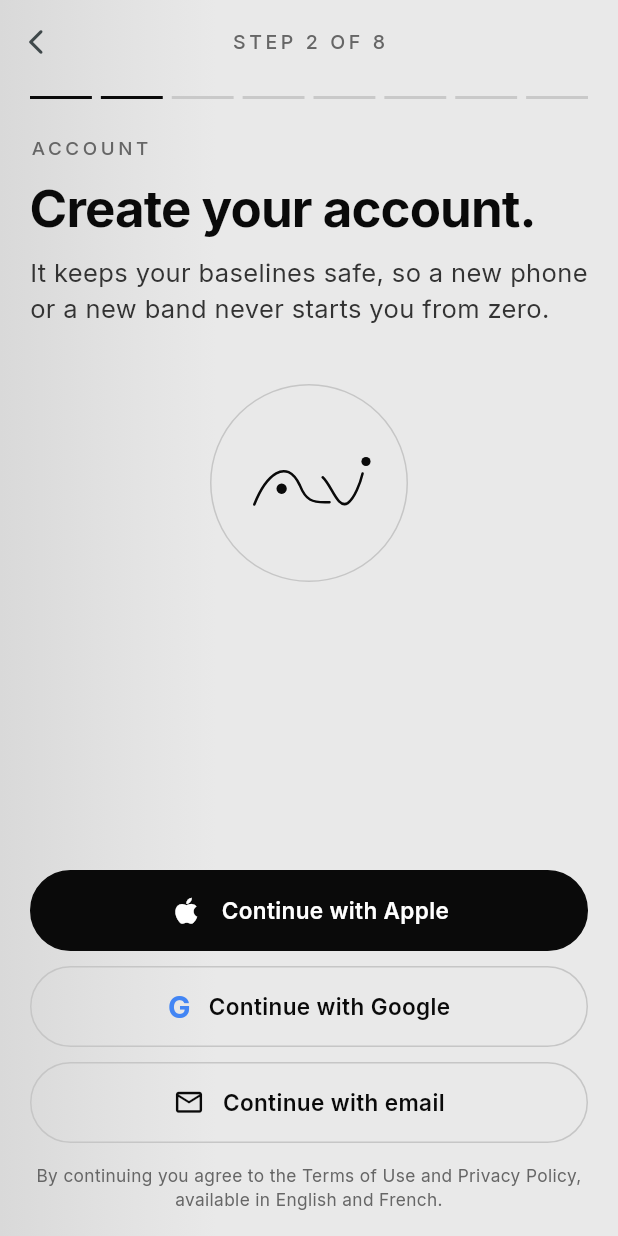
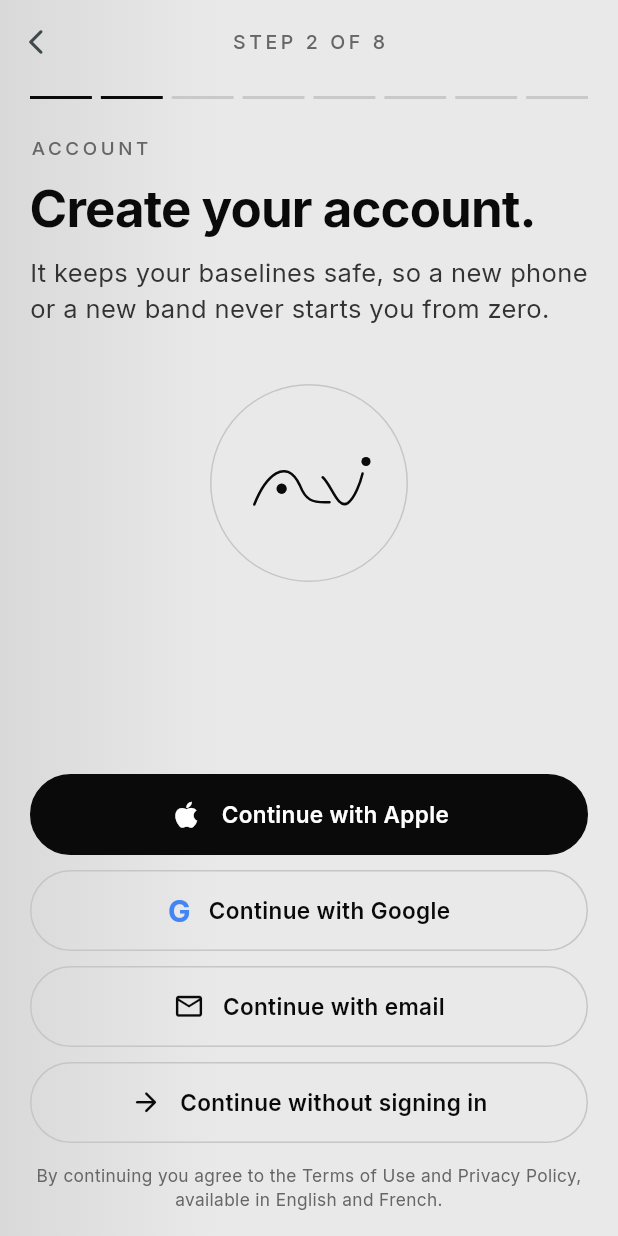
Before and after one commit to TDSVarshini/Alvi-Helium, a Flutter app: the AccountStep screen opened directly, on a phone screen of 412 x 824 dp. Run offline on Flutter 3.47's test engine with Material 3 defaults, Android fonts, the phone set to English and light mode, and no system bars; our stand-ins replace file_picker, flutter_local_notifications, flutter_timezone, geolocator, google_fonts, permission_handler and 3 more; accounts and stored records are empty.

Commit message:
Add continue without signing in option

```diff
--- a/lib/screens/onboarding_updated.dart
+++ b/lib/screens/onboarding_updated.dart
@@ -349,6 +349,15 @@ class AccountStep extends StatelessWidget {
             label: context.t('Continue with email', 'Continuer avec e-mail'),
             icon: Icon(Icons.mail_outline, color: He.ink, size: 21),
             onTap: () => unavailable('Email'),
+          ),
+          const SizedBox(height: 10),
+          accountButton(
+            label: context.t(
+              'Continue without signing in',
+              'Continuer sans compte',
+            ),
+            icon: Icon(Icons.arrow_forward_rounded, color: He.ink, size: 21),
+            onTap: () => _push(context, const PrivacyStep()),
           ),
           const SizedBox(height: 14),
           Text(
```
